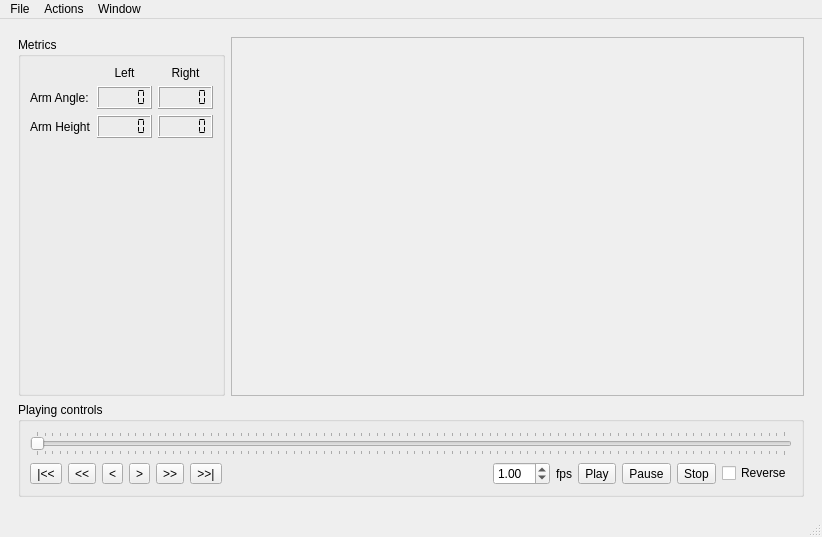
Old version of the form components/therapyAnalysis/src/mainUI.ui in the repository robocomp/robotherapy.
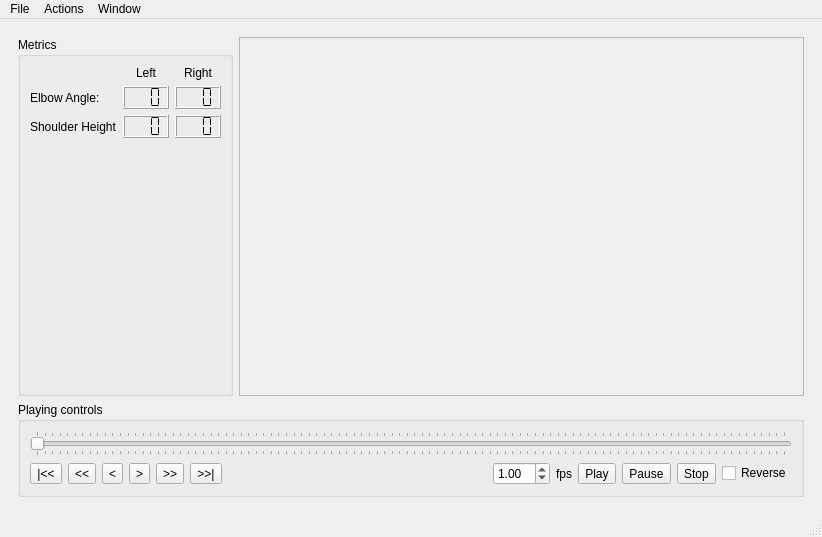
New version of the form.

Commit message: Pasted methods to calculate Metrics and show on the UI.

What changed in the file:
```diff
--- a/components/therapyAnalysis/src/mainUI.ui
+++ b/components/therapyAnalysis/src/mainUI.ui
@@ -33,7 +33,10 @@
              <item row="1" column="1">
               <widget class="QLCDNumber" name="angle1_lcd">
                <property name="smallDecimalPoint">
-                <bool>true</bool>
+                <bool>false</bool>
+               </property>
+               <property name="digitCount">
+                <number>3</number>
                </property>
                <property name="segmentStyle">
                 <enum>QLCDNumber::Flat</enum>
@@ -43,7 +46,10 @@
              <item row="2" column="1">
               <widget class="QLCDNumber" name="height1_lcd">
                <property name="smallDecimalPoint">
-                <bool>true</bool>
+                <bool>false</bool>
+               </property>
+               <property name="digitCount">
+                <number>3</number>
                </property>
                <property name="segmentStyle">
                 <enum>QLCDNumber::Flat</enum>
@@ -53,7 +59,10 @@
              <item row="1" column="2">
               <widget class="QLCDNumber" name="angle2_lcd">
                <property name="smallDecimalPoint">
-                <bool>true</bool>
+                <bool>false</bool>
+               </property>
+               <property name="digitCount">
+                <number>3</number>
                </property>
                <property name="segmentStyle">
                 <enum>QLCDNumber::Flat</enum>
@@ -63,14 +72,14 @@
              <item row="1" column="0">
               <widget class="QLabel" name="metric1_label">
                <property name="text">
-                <string>Arm Angle:</string>
+                <string>Elbow Angle:</string>
                </property>
               </widget>
              </item>
              <item row="2" column="0">
               <widget class="QLabel" name="metric2_label">
                <property name="text">
-                <string>Arm Height</string>
+                <string>Shoulder Height</string>
                </property>
               </widget>
              </item>
@@ -90,7 +99,10 @@
              <item row="2" column="2">
               <widget class="QLCDNumber" name="height2_lcd">
                <property name="smallDecimalPoint">
-                <bool>true</bool>
+                <bool>false</bool>
+               </property>
+               <property name="digitCount">
+                <number>3</number>
                </property>
                <property name="segmentStyle">
                 <enum>QLCDNumber::Flat</enum>
```
The commit also changes 2 other files.
